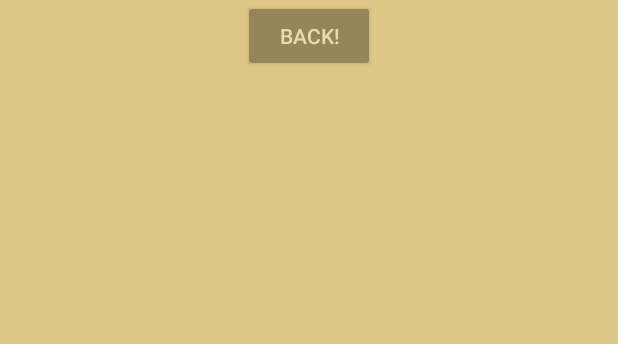
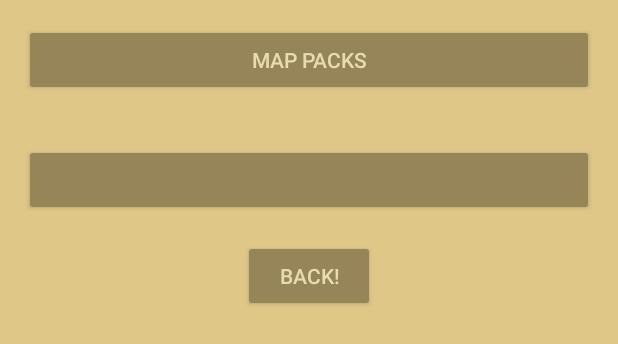
Before and after one commit to qqwa/GeoQuiz9000, an Android app: the layout fragment_settings.xml on its own in the app's theme, with its tools: preview values and no code run, on a phone screen of 412 x 824 dp. Shown: the top 344 px of the screen. Run offline under Robolectric (Android 15) with nearby library versions, the phone set to English and light mode, and no system bars.

Commit message:
Settings done, not tested

```diff
--- a/app/src/main/java/no/ntnu/tdt4240/geoquiz9000/dialogs/EnterUrlDialog.java
+++ b/app/src/main/java/no/ntnu/tdt4240/geoquiz9000/dialogs/EnterUrlDialog.java
@@ -3,7 +3,6 @@ package no.ntnu.tdt4240.geoquiz9000.dialogs;
 import android.app.Dialog;
 import android.content.Context;
 import android.content.DialogInterface;
-import android.content.Intent;
 import android.graphics.Typeface;
 import android.os.Bundle;
 import android.support.annotation.NonNull;
@@ -17,9 +16,6 @@ import android.widget.TextView;
 import no.ntnu.tdt4240.geoquiz9000.R;
 import no.ntnu.tdt4240.geoquiz9000.ui.UiUtils;
 
-/**
- * Created by MikhailV on 21.04.2017.
- */
 
 public class EnterUrlDialog extends DialogFragment
 {
--- a/app/src/main/java/no/ntnu/tdt4240/geoquiz9000/ui/UiUtils.java
+++ b/app/src/main/java/no/ntnu/tdt4240/geoquiz9000/ui/UiUtils.java
@@ -1,7 +1,9 @@
 package no.ntnu.tdt4240.geoquiz9000.ui;
 
 import android.content.Context;
+import android.content.DialogInterface;
 import android.graphics.Typeface;
+import android.support.v7.app.AlertDialog;
 
 import no.ntnu.tdt4240.geoquiz9000.R;
 
@@ -24,5 +26,4 @@ public class UiUtils {
         String titleFontName = c.getResources().getString(R.string.title_font_name);
         return Typeface.createFromAsset(c.getAssets(), titleFontName);
     }
-
 }
--- a/app/src/main/res/layout/fragment_settings.xml
+++ b/app/src/main/res/layout/fragment_settings.xml
@@ -3,6 +3,21 @@
               android:orientation="vertical"
               android:layout_width="match_parent"
               android:layout_height="match_parent">
+
+    <Button
+        android:id="@+id/mappacks_btn"
+        android:layout_width="match_parent"
+        android:layout_height="wrap_content"
+        android:layout_margin="16dp"
+        android:text="@string/mappacks_btn_label"
+        />
+
+    <Button
+        android:id="@+id/units_btn"
+        android:layout_width="match_parent"
+        android:layout_height="wrap_content"
+        android:layout_margin="16dp"
+        />
 
     <Button
         android:id="@+id/back_btn"
--- a/app/src/main/res/values/strings.xml
+++ b/app/src/main/res/values/strings.xml
@@ -35,6 +35,7 @@
     <string name="export_map">Export Map Pack</string>
     <!--Fragment Settings-->
     <string name="settings_title_label">Settings</string>
+    <string name="settings_units_label">Units of distance: %1$s</string>
     <!--Fragment Score-->
     <string name="score_title_label">High score</string>
     <string name="score_info_label">Your scores:</string>
```
Also changed, not shown: app/src/main/java/no/ntnu/tdt4240/geoquiz9000/activities/MenuActivity.java (+13 -18 lines), app/src/main/java/no/ntnu/tdt4240/geoquiz9000/fragments/FrontpageFragment.java (+0 -15 lines), app/src/main/java/no/ntnu/tdt4240/geoquiz9000/fragments/SettingsFragment.java (+36 -4 lines), app/src/main/java/no/ntnu/tdt4240/geoquiz9000/utils/GeoUtils.java (+23 -1 lines), app/src/main/res/layout/fragment_frontpage.xml (+0 -8 lines).
